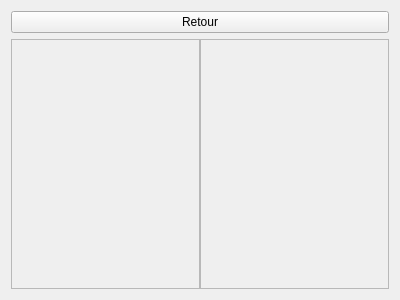
The window that app/view/forms/gamecharacters.ui (r0nd0ud0u/qt-rpg) describes before a commit, drawn with Qt 5.
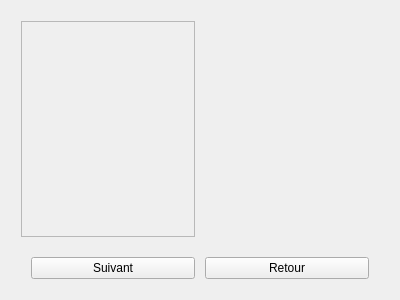
The same window after the commit. Custom widgets are drawn as their Qt base class.

What changed in the file:
```diff
--- a/app/view/forms/gamecharacters.ui
+++ b/app/view/forms/gamecharacters.ui
@@ -15,82 +15,141 @@
   </property>
   <layout class="QVBoxLayout" name="verticalLayout_3">
    <item>
-    <layout class="QHBoxLayout" name="horizontalLayout">
-     <property name="leftMargin">
-      <number>0</number>
-     </property>
-     <property name="topMargin">
-      <number>0</number>
-     </property>
-     <property name="rightMargin">
-      <number>0</number>
-     </property>
-     <item>
-      <widget class="QPushButton" name="back_pushButton">
-       <property name="text">
-        <string>Retour</string>
-       </property>
-      </widget>
-     </item>
-    </layout>
-   </item>
-   <item>
-    <layout class="QHBoxLayout" name="horizontalLayout_2">
+    <layout class="QVBoxLayout" name="verticalLayout" stretch="0,0">
      <property name="spacing">
-      <number>0</number>
+      <number>10</number>
      </property>
      <property name="leftMargin">
-      <number>0</number>
+      <number>10</number>
      </property>
      <property name="topMargin">
-      <number>0</number>
+      <number>10</number>
      </property>
      <property name="rightMargin">
-      <number>0</number>
+      <number>10</number>
      </property>
      <property name="bottomMargin">
-      <number>0</number>
+      <number>10</number>
      </property>
      <item>
-      <widget class="QScrollArea" name="heroScrollArea">
-       <property name="widgetResizable">
-        <bool>true</bool>
-       </property>
-       <widget class="QWidget" name="bossScrollAreaWidgetContents">
-        <property name="geometry">
-         <rect>
-          <x>0</x>
-          <y>0</y>
-          <width>188</width>
-          <height>246</height>
-         </rect>
-        </property>
-        <layout class="QVBoxLayout" name="verticalLayout"/>
-       </widget>
-      </widget>
+      <layout class="QHBoxLayout" name="horizontalLayout">
+       <item>
+        <widget class="QScrollArea" name="bossScrollArea">
+         <property name="widgetResizable">
+          <bool>true</bool>
+         </property>
+         <widget class="QWidget" name="heroScrollAreaWidgetContents">
+          <property name="geometry">
+           <rect>
+            <x>0</x>
+            <y>0</y>
+            <width>173</width>
+            <height>204</height>
+           </rect>
+          </property>
+          <layout class="QVBoxLayout" name="verticalLayout_2"/>
+         </widget>
+        </widget>
+       </item>
+       <item>
+        <layout class="QHBoxLayout" name="horizontalLayout_3">
+         <property name="leftMargin">
+          <number>10</number>
+         </property>
+         <property name="topMargin">
+          <number>10</number>
+         </property>
+         <property name="rightMargin">
+          <number>10</number>
+         </property>
+         <property name="bottomMargin">
+          <number>10</number>
+         </property>
+         <item>
+          <widget class="ImgCharacterView" name="img" native="true">
+           <property name="sizePolicy">
+            <sizepolicy hsizetype="Preferred" vsizetype="Fixed">
+             <horstretch>0</horstretch>
+             <verstretch>0</verstretch>
+            </sizepolicy>
+           </property>
+          </widget>
+         </item>
+         <item>
+          <widget class="StatsView" name="stats" native="true">
+           <property name="sizePolicy">
+            <sizepolicy hsizetype="MinimumExpanding" vsizetype="MinimumExpanding">
+             <horstretch>0</horstretch>
+             <verstretch>0</verstretch>
+            </sizepolicy>
+           </property>
+          </widget>
+         </item>
+         <item>
+          <widget class="EquipmentView" name="equip" native="true">
+           <property name="sizePolicy">
+            <sizepolicy hsizetype="MinimumExpanding" vsizetype="MinimumExpanding">
+             <horstretch>0</horstretch>
+             <verstretch>0</verstretch>
+            </sizepolicy>
+           </property>
+          </widget>
+         </item>
+        </layout>
+       </item>
+      </layout>
      </item>
      <item>
-      <widget class="QScrollArea" name="bossScrollArea">
-       <property name="widgetResizable">
-        <bool>true</bool>
+      <layout class="QHBoxLayout" name="horizontalLayout_2">
+       <property name="leftMargin">
+        <number>10</number>
        </property>
-       <widget class="QWidget" name="heroScrollAreaWidgetContents">
-        <property name="geometry">
-         <rect>
-          <x>0</x>
-          <y>0</y>
-          <width>188</width>
-          <height>246</height>
-         </rect>
-        </property>
-        <layout class="QVBoxLayout" name="verticalLayout_2"/>
-       </widget>
-      </widget>
+       <property name="topMargin">
+        <number>10</number>
+       </property>
+       <property name="rightMargin">
+        <number>10</number>
+       </property>
+       <item>
+        <widget class="QPushButton" name="nextPushButton">
+         <property name="text">
+          <string>Suivant</string>
+         </property>
+        </widget>
+       </item>
+       <item>
+        <widget class="QPushButton" name="back_pushButton">
+         <property name="text">
+          <string>Retour</string>
+         </property>
+        </widget>
+       </item>
+      </layout>
      </item>
     </layout>
    </item>
   </layout>
  </widget>
+ <customwidgets>
+  <customwidget>
+   <class>ImgCharacterView</class>
+   <extends>QWidget</extends>
+   <header location="global">imgcharacterview.h</header>
+   <container>1</container>
+  </customwidget>
+  <customwidget>
+   <class>StatsView</class>
+   <extends>QWidget</extends>
+   <header location="global">statsview.h</header>
+   <container>1</container>
+  </customwidget>
+  <customwidget>
+   <class>EquipmentView</class>
+   <extends>QWidget</extends>
+   <header location="global">equipmentview.h</header>
+   <container>1</container>
+  </customwidget>
+ </customwidgets>
  <resources/>
  <connections/>
 </ui>
```
